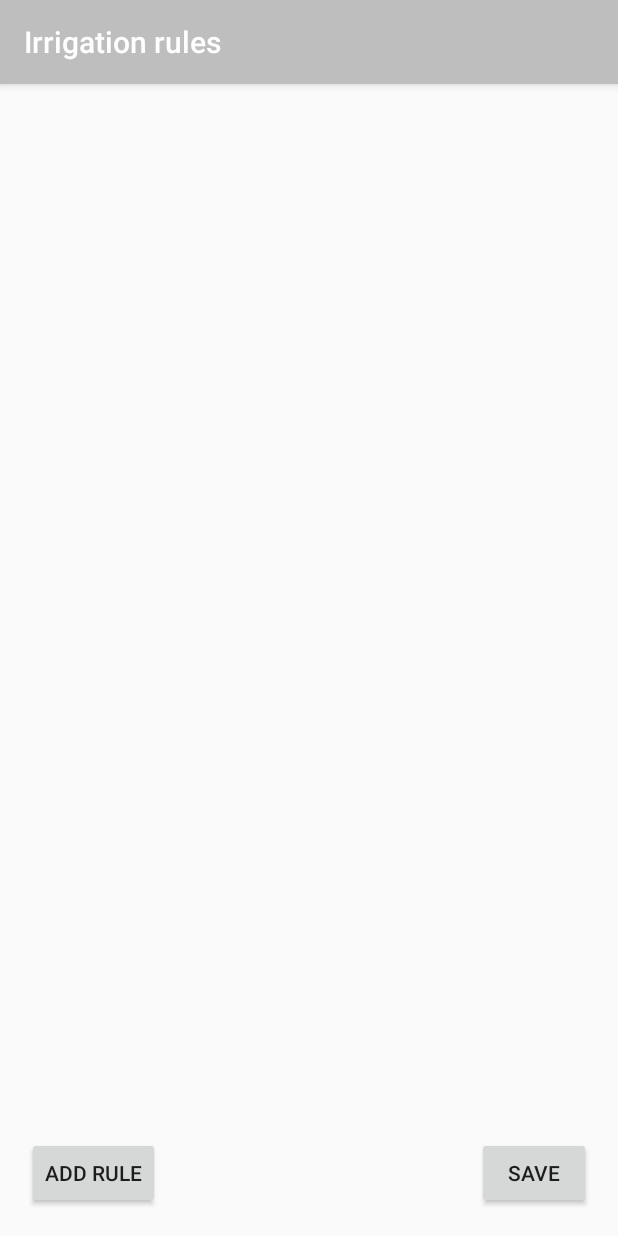
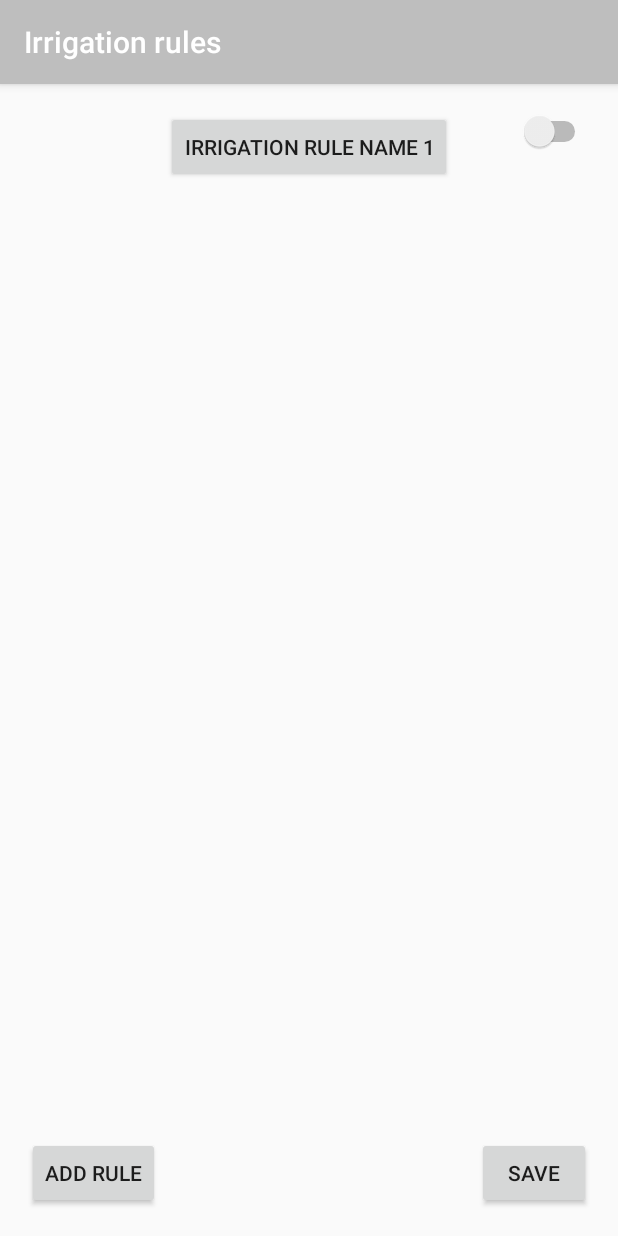
Before and after one commit to GarduinoTeam/Garduino, an Android app: the IrrigationRules screen opened directly, with no data from a screen before it, on a phone screen of 412 x 824 dp. Run offline under Robolectric (Android 15) with nearby library versions, the light colour scheme and no system bars.

Commit message:
Added rules and access to rule edition.

```diff
--- a/GarduinoAndroid/app/src/main/AndroidManifest.xml
+++ b/GarduinoAndroid/app/src/main/AndroidManifest.xml
@@ -21,6 +21,7 @@
         <activity android:name=".DeviceProfileStart"/>
         <activity android:name=".SettingsInformation"/>
         <activity android:name=".IrrigationRules"/>
+        <activity android:name=".EditIrrigationRule"/>
     </application>
 
 </manifest>
--- a/GarduinoAndroid/app/src/main/java/com/example/garduinoandroid/IrrigationRules.java
+++ b/GarduinoAndroid/app/src/main/java/com/example/garduinoandroid/IrrigationRules.java
@@ -15,6 +15,8 @@ import java.io.Serializable;
 
 public class IrrigationRules extends AppCompatActivity implements View.OnClickListener
 {
+    Button rule1;
+    Button rule2;
     Button save;
     Button add;
     RelativeLayout irrigationRuleAdded;
@@ -34,7 +36,13 @@ public class IrrigationRules extends AppCompatActivity implements View.OnClickLi
         add = (Button) findViewById(R.id.addRule);
         add.setOnClickListener(this);
 
-        irrigationRuleAdded = (RelativeLayout) findViewById(R.id.irrigationRuleAdded);
+        rule1 = (Button) findViewById(R.id.buttonIrrigationRule1);
+        rule1.setOnClickListener(this);
+
+        rule2 = (Button) findViewById(R.id.buttonIrrigationRule2);
+        rule2.setOnClickListener(this);
+
+        irrigationRuleAdded = (RelativeLayout) findViewById(R.id.irrigationRule2);
         Bundle bundle = getIntent().getExtras();
         if(bundle != null) {
             obj = (Data) getIntent().getExtras().getSerializable("object");
@@ -55,7 +63,11 @@ public class IrrigationRules extends AppCompatActivity implements View.OnClickLi
             case R.id.addRule:
                 irrigationRuleAdded.setVisibility(View.VISIBLE);
                 break;
-
+            case R.id.buttonIrrigationRule1:
+            case R.id.buttonIrrigationRule2:
+                Intent intentRule = new Intent(this, EditIrrigationRule.class);
+                startActivity(intentRule);
+                break;
             default:
                 break;
         }
--- /dev/null
+++ b/GarduinoAndroid/app/src/main/res/layout/edit_irrigation_rule.xml
@@ -0,0 +1,6 @@
+<?xml version="1.0" encoding="utf-8"?>
+<LinearLayout xmlns:android="http://schemas.android.com/apk/res/android"
+    android:orientation="vertical" android:layout_width="match_parent"
+    android:layout_height="match_parent">
+
+</LinearLayout>
--- a/GarduinoAndroid/app/src/main/res/layout/irrigation_rules.xml
+++ b/GarduinoAndroid/app/src/main/res/layout/irrigation_rules.xml
@@ -4,16 +4,35 @@
     android:layout_width="match_parent"
     android:layout_height="match_parent"
     android:layout_margin="18dp">
+
     <RelativeLayout
-        android:id="@+id/irrigationRuleAdded"
+        android:id="@+id/irrigationRule1"
         android:layout_width="wrap_content"
-        android:layout_height="wrap_content"
-        android:visibility="invisible">
+        android:layout_height="wrap_content">
         <Button
+            android:id="@+id/buttonIrrigationRule1"
             android:layout_width="wrap_content"
             android:layout_height="wrap_content"
             android:layout_centerHorizontal="true"
             android:text="Irrigation rule name 1"/>
+        <Switch
+            android:layout_alignParentRight="true"
+            android:layout_width="wrap_content"
+            android:layout_height="wrap_content" />
+    </RelativeLayout>
+
+    <RelativeLayout
+        android:id="@+id/irrigationRule2"
+        android:layout_width="wrap_content"
+        android:layout_height="wrap_content"
+        android:visibility="invisible"
+        android:layout_below="@+id/irrigationRule1">
+        <Button
+            android:id="@+id/buttonIrrigationRule2"
+            android:layout_width="wrap_content"
+            android:layout_height="wrap_content"
+            android:layout_centerHorizontal="true"
+            android:text="Irrigation rule name 2"/>
         <Switch
             android:layout_alignParentRight="true"
             android:layout_width="wrap_content"
```
Also changed, not shown: GarduinoAndroid/app/src/main/java/com/example/garduinoandroid/EditIrrigationRule.java (added, +19 -0 lines).
